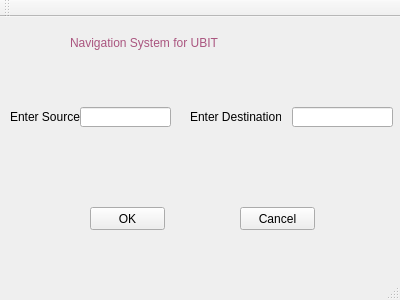
First picture: the form in FinalProject/mainwindow.ui, repository Syed-Osama-Hussain/Navigation-System-for-UBIT, before the edit.
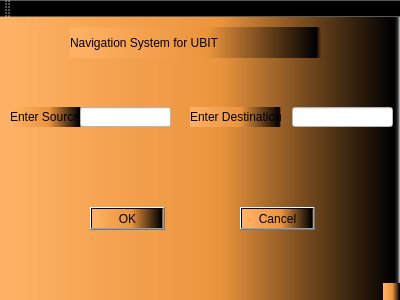
Second picture: the form after the edit.

The edit to the form file:
```diff
--- a/FinalProject/mainwindow.ui
+++ b/FinalProject/mainwindow.ui
@@ -13,6 +13,9 @@
   <property name="windowTitle">
    <string>Navigation</string>
   </property>
+  <property name="styleSheet">
+   <string notr="true">background-color: qlineargradient(spread:pad, x1:0, y1:0, x2:1, y2:0, stop:0 rgba(255, 178, 102, 255), stop:0.55 rgba(235, 148, 61, 255), stop:0.98 rgba(0, 0, 0, 255), stop:1 rgba(0, 0, 0, 0));</string>
+  </property>
   <widget class="QWidget" name="centralWidget">
    <widget class="QLabel" name="label">
     <property name="geometry">
@@ -23,6 +26,9 @@
       <height>20</height>
      </rect>
     </property>
+    <property name="styleSheet">
+     <string notr="true">color: rgb(0, 0, 0);</string>
+    </property>
     <property name="text">
      <string>Enter Source:</string>
     </property>
@@ -36,6 +42,9 @@
       <height>20</height>
      </rect>
     </property>
+    <property name="styleSheet">
+     <string notr="true">background-color: rgb(255, 255, 255);</string>
+    </property>
    </widget>
    <widget class="QLineEdit" name="lineEdit_2">
     <property name="geometry">
@@ -46,6 +55,9 @@
       <height>20</height>
      </rect>
     </property>
+    <property name="styleSheet">
+     <string notr="true">background-color: rgb(255, 255, 255);</string>
+    </property>
    </widget>
    <widget class="QLabel" name="label_2">
     <property name="geometry">
@@ -56,6 +68,9 @@
       <height>20</height>
      </rect>
     </property>
+    <property name="styleSheet">
+     <string notr="true">color: rgb(0, 0, 0);</string>
+    </property>
     <property name="text">
      <string>Enter Destination:</string>
     </property>
@@ -69,6 +84,9 @@
       <height>23</height>
      </rect>
     </property>
+    <property name="styleSheet">
+     <string notr="true"/>
+    </property>
     <property name="text">
      <string>OK</string>
     </property>
@@ -82,6 +100,9 @@
       <height>23</height>
      </rect>
     </property>
+    <property name="styleSheet">
+     <string notr="true"/>
+    </property>
     <property name="text">
      <string>Cancel</string>
     </property>
@@ -96,7 +117,8 @@
      </rect>
     </property>
     <property name="styleSheet">
-     <string notr="true">color: rgb(170, 85, 127);
+     <string notr="true">color: rgb(0, 0, 0);
+font: 75 italic 14pt &quot;Times New Roman&quot;;
 font: 75 italic 14pt &quot;Times New Roman&quot;;</string>
     </property>
     <property name="text">
@@ -115,6 +137,9 @@
    </property>
   </widget>
   <widget class="QToolBar" name="mainToolBar">
+   <property name="styleSheet">
+    <string notr="true">background-color: qlineargradient(spread:pad, x1:0, y1:0, x2:1, y2:0, stop:0 rgba(255, 178, 102, 255), stop:0.55 rgba(235, 148, 61, 255), stop:0.98 rgba(0, 0, 0, 255), stop:1 rgba(0, 0, 0, 0));</string>
+   </property>
    <attribute name="toolBarArea">
     <enum>TopToolBarArea</enum>
    </attribute>
```
